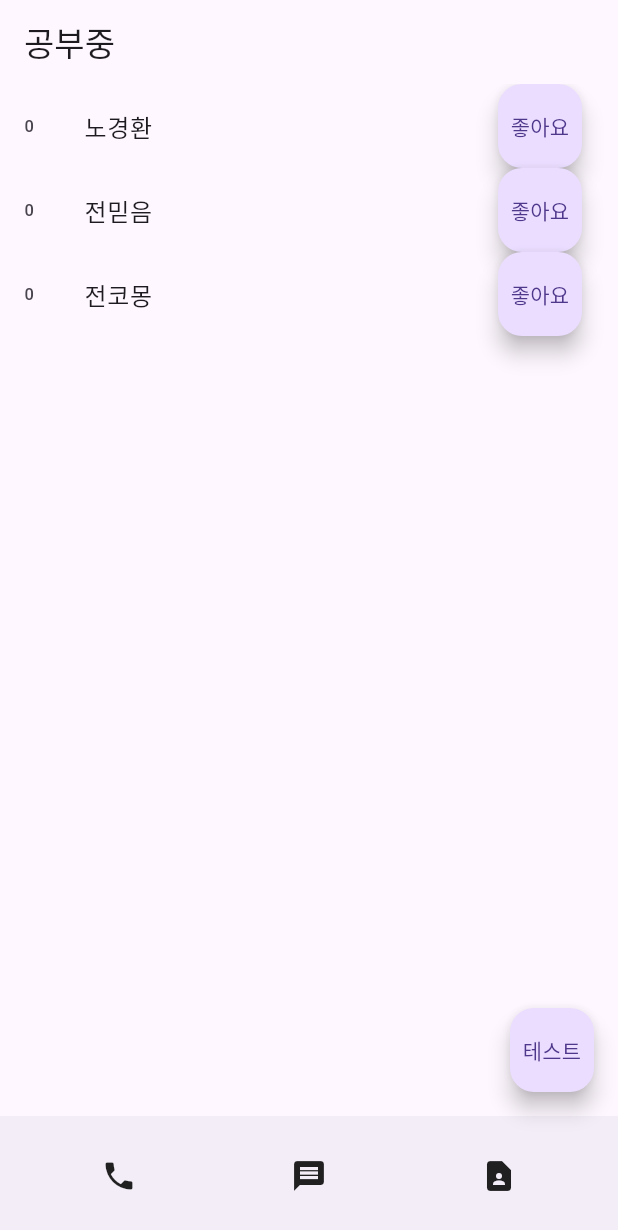
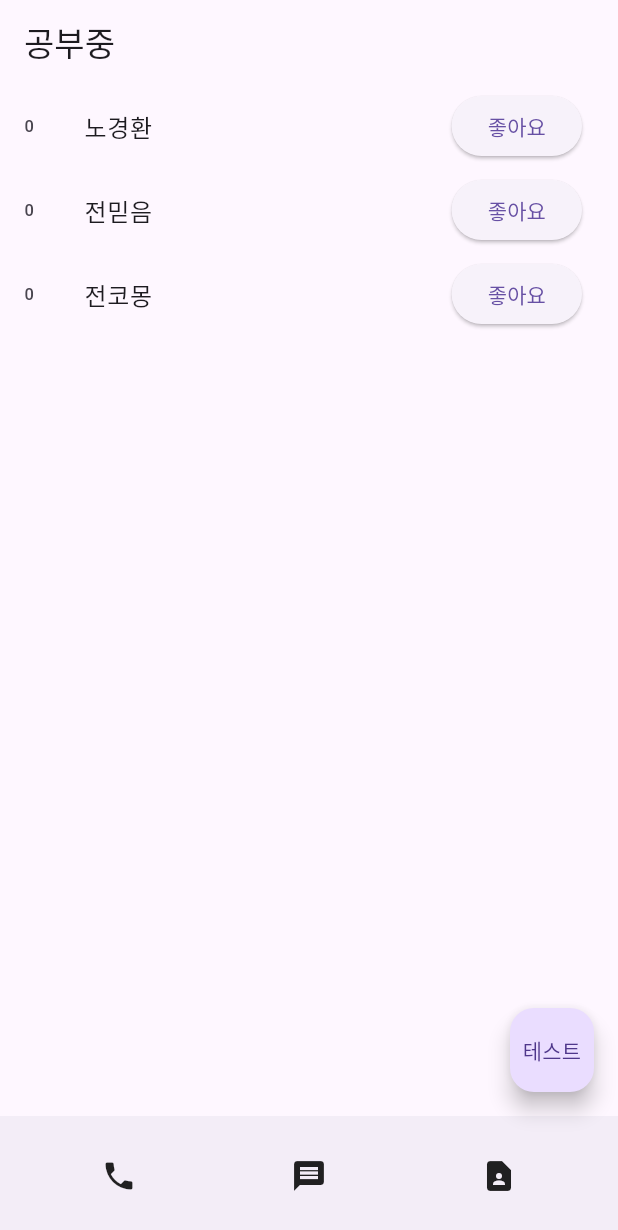
Before and after one commit to DeclanRoh/Flutter, a Flutter app: the screen it shows after launch, on a phone screen of 412 x 824 dp. Shown: the top 1230 px of the screen. Run offline on Flutter 3.47's test engine with Material 3 defaults, Android fonts, the phone set to English and light mode, and no system bars.

Commit message:
ElevatedButton

```diff
--- a/lib/main.dart
+++ b/lib/main.dart
@@ -60,7 +60,7 @@ class _MyAppState extends State<MyApp> {
               return ListTile(
                 leading: Text(like[i].toString()),
                 title: Text(name[i]),
-                trailing: FloatingActionButton(
+                trailing: ElevatedButton(
                   child: Text('좋아요'),
                   onPressed: (){
                     setState(() {
```
